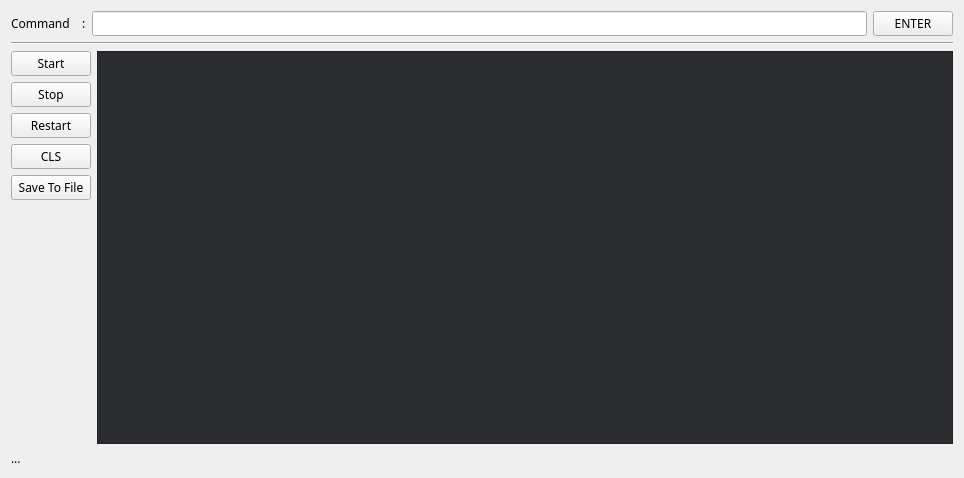
This is DcmNetTools/Terminal.ui in shaoguangwu/DcmNetTools as Qt 5 draws it before an edit. The edited form follows.
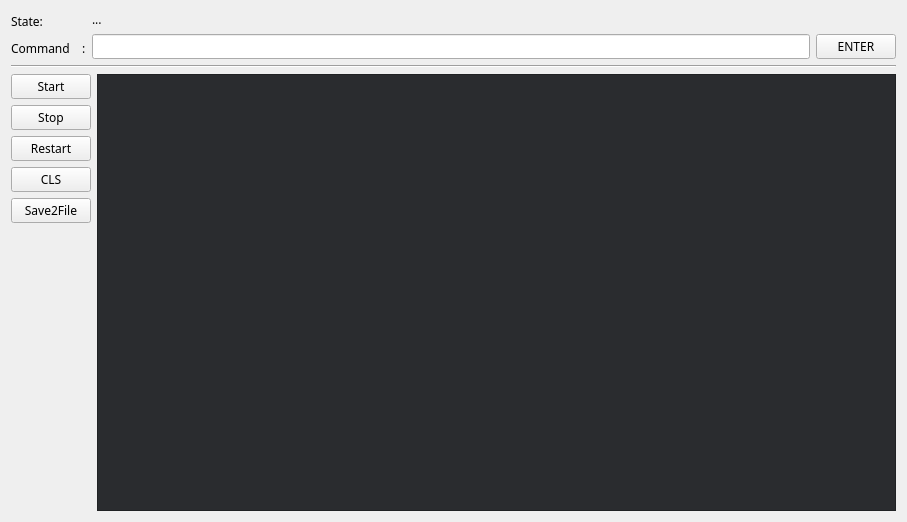
This is the edited form.

Diff of the .ui file:
```diff
--- a/DcmNetTools/Terminal.ui
+++ b/DcmNetTools/Terminal.ui
@@ -6,8 +6,8 @@
    <rect>
     <x>0</x>
     <y>0</y>
-    <width>964</width>
-    <height>478</height>
+    <width>907</width>
+    <height>522</height>
    </rect>
   </property>
   <property name="font">
@@ -18,11 +18,20 @@
   <property name="windowTitle">
    <string>Terminal</string>
   </property>
-  <layout class="QGridLayout" name="gridLayout">
-   <item row="0" column="0">
+  <layout class="QVBoxLayout" name="verticalLayout_5">
+   <item>
+    <layout class="QVBoxLayout" name="verticalLayout_4">
+     <item>
+      <layout class="QHBoxLayout" name="horizontalLayout_3">
+       <item>
     <layout class="QVBoxLayout" name="verticalLayout_2">
      <item>
-      <layout class="QHBoxLayout" name="horizontalLayout">
+          <widget class="QLabel" name="label_2">
+           <property name="text">
+            <string>State:</string>
+           </property>
+          </widget>
+         </item>
        <item>
         <widget class="QLabel" name="label">
          <property name="text">
@@ -30,6 +39,22 @@
          </property>
         </widget>
        </item>
+        </layout>
+       </item>
+       <item>
+        <layout class="QVBoxLayout" name="verticalLayout_3">
+         <item>
+          <widget class="QLabel" name="labelStatus">
+           <property name="text">
+            <string>...</string>
+           </property>
+           <property name="alignment">
+            <set>Qt::AlignLeading|Qt::AlignLeft|Qt::AlignVCenter</set>
+           </property>
+          </widget>
+         </item>
+         <item>
+          <layout class="QHBoxLayout" name="horizontalLayout">
        <item>
         <widget class="QLineEdit" name="lineEdit"/>
        </item>
@@ -45,6 +70,10 @@
        </item>
       </layout>
      </item>
+        </layout>
+       </item>
+      </layout>
+     </item>
      <item>
       <widget class="Line" name="line">
        <property name="orientation">
@@ -52,6 +81,8 @@
        </property>
       </widget>
      </item>
+    </layout>
+   </item>
      <item>
       <layout class="QHBoxLayout" name="horizontalLayout_2">
        <item>
@@ -105,7 +136,7 @@
          <item>
           <widget class="QPushButton" name="btnSaveToFile">
            <property name="text">
-            <string>Save To File</string>
+          <string>Save2File</string>
            </property>
           </widget>
          </item>
@@ -138,18 +169,6 @@
         </widget>
        </item>
       </layout>
-     </item>
-    </layout>
-   </item>
-   <item row="1" column="0">
-    <widget class="QLabel" name="labelStatus">
-     <property name="text">
-      <string>...</string>
-     </property>
-     <property name="alignment">
-      <set>Qt::AlignLeading|Qt::AlignLeft|Qt::AlignVCenter</set>
-     </property>
-    </widget>
    </item>
   </layout>
  </widget>
```
Lines whose indentation alone changed are shown as unchanged.
